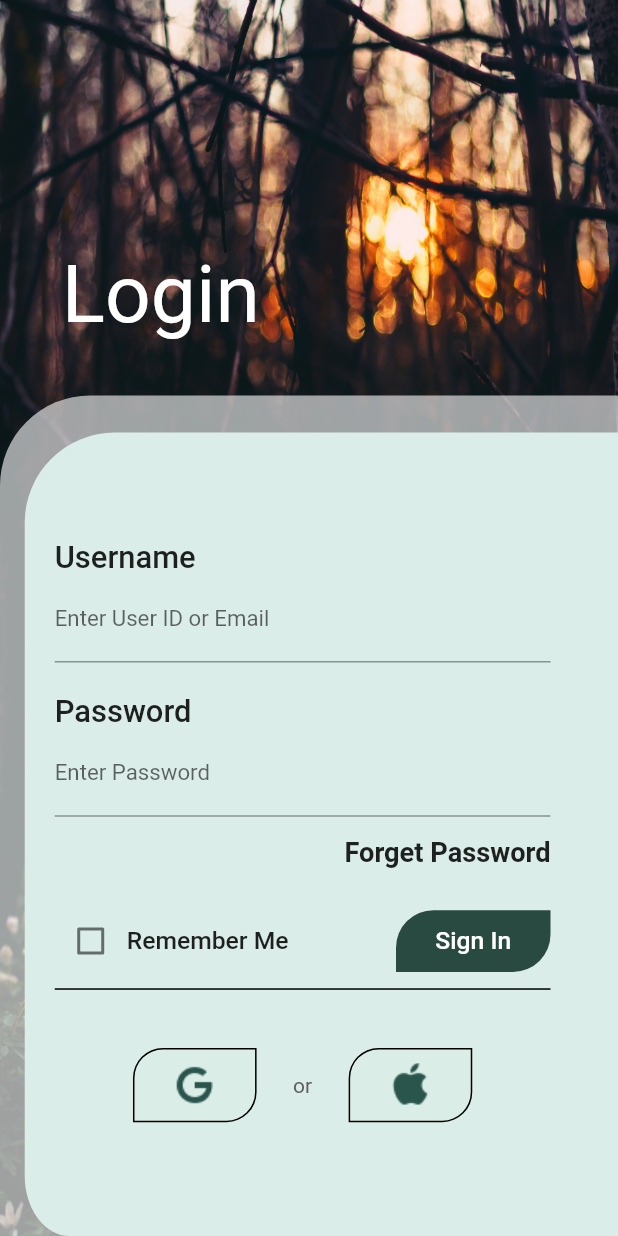
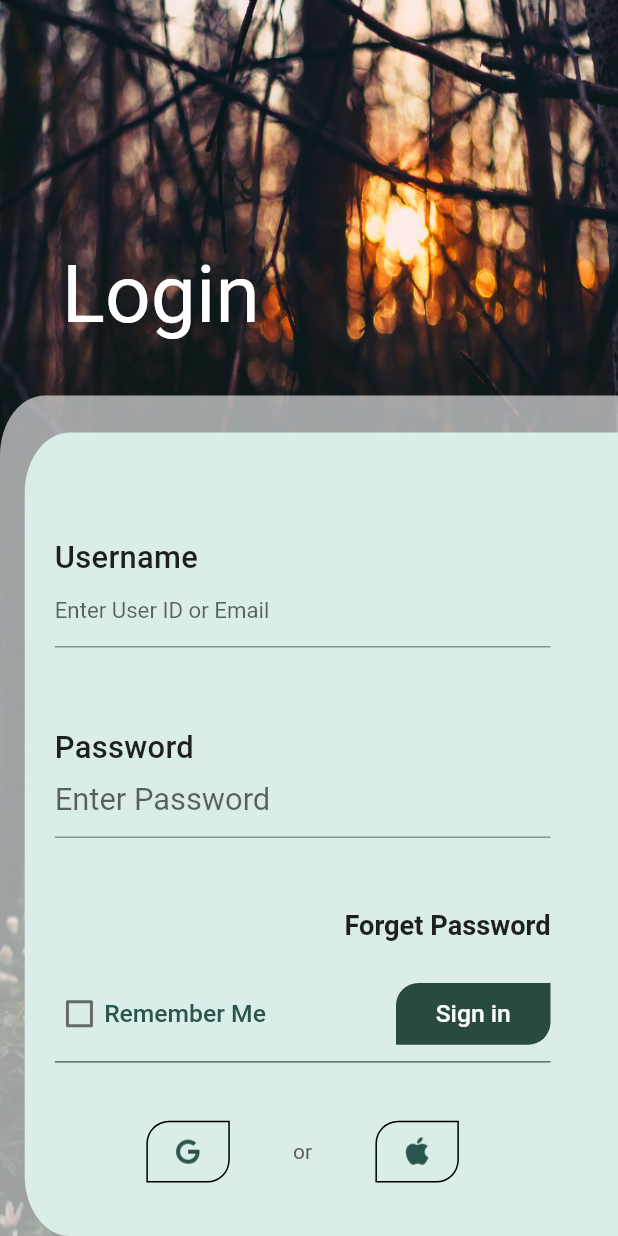
Before and after one commit to aryansynkrama/on_boarding_screen, a Flutter app: the screen it shows after launch, on a phone screen of 412 x 824 dp. Run offline on Flutter 3.47's test engine with Material 2 defaults, Android fonts, the phone set to English and light mode, and no system bars.

Commit message:
Improve UI

```diff
--- a/lib/contants/string_constant.dart
+++ b/lib/contants/string_constant.dart
@@ -19,5 +19,5 @@ class StringConstant{
   static const String appleUrl = "www.apple.com";
   static const String pleaseEnterCorrectEmail = "Please Enter Correct Email";
   static const String passwordShouldContain = "Password should contain Capital, Small letters & Numbers & Special Letter";
-
+  static const String couldNotLaunch = "Could Not Launch";
 }
--- a/lib/ui/on_boarding/login_screen/login_screen.dart
+++ b/lib/ui/on_boarding/login_screen/login_screen.dart
@@ -1,5 +1,7 @@
 import 'package:flutter/material.dart';
 import 'package:flutter/services.dart';
+import 'package:on_boarding_screen/contants/string_constant.dart';
+import 'package:on_boarding_screen/ui/on_boarding/registration_screen/registration_screen.dart';
 import 'package:url_launcher/url_launcher.dart';
 
 class LoginScreen extends StatefulWidget {
@@ -22,10 +24,11 @@ class _LoginScreenState extends State<LoginScreen> {
     var screenHeight = MediaQuery.of(context).size.height;
     var screenWidth = MediaQuery.of(context).size.width;
     return Scaffold(
+      resizeToAvoidBottomInset: false,
       body: Stack(
         children: [
           Image.asset(
-            'assets/images/image.jpg',
+            StringConstant.backgroundImageAsset,
             fit: BoxFit.fill,
             height: screenHeight,
             width: screenWidth,
@@ -35,7 +38,7 @@ class _LoginScreenState extends State<LoginScreen> {
             top: screenHeight * 0.2,
             left: screenWidth * 0.1,
             child: Text(
-              "Login",
+              StringConstant.loginButton,
               style: TextStyle(
                 color: Colors.white,
                 fontSize: screenHeight * 0.065,
@@ -51,7 +54,7 @@ class _LoginScreenState extends State<LoginScreen> {
               decoration: BoxDecoration(
                 color: Colors.white.withOpacity(0.6),
                 borderRadius: BorderRadius.only(
-                  topLeft: Radius.circular(60),
+                  topLeft: Radius.elliptical(30, 40),
                   // bottomLeft: Radius.circular(60),
                 ),
               ),
@@ -65,82 +68,85 @@ class _LoginScreenState extends State<LoginScreen> {
               decoration: BoxDecoration(
                 color: Color(0xffdbede9),
                 borderRadius: BorderRadius.only(
-                  topLeft: Radius.circular(60),
+                  topLeft: Radius.elliptical(30, 40),
                   bottomLeft: Radius.elliptical(30, 40),
                 ),
               ),
               child: Padding(
-                padding: const EdgeInsets.only(left: 20, right: 45,top: 30),
+                padding: const EdgeInsets.only(left: 20, right: 45, top: 30),
                 child: Form(
                   key: _formKey,
+                  child: SingleChildScrollView(
+                    physics: NeverScrollableScrollPhysics(),
                     child: Column(
                       // mainAxisAlignment: MainAxisAlignment.st,
                       crossAxisAlignment: CrossAxisAlignment.start,
                       children: [
                         SizedBox(height: screenHeight * 0.05),
                         Text(
-                        'Username',
+                          StringConstant.username,
                           style: TextStyle(
                             fontSize: screenHeight * 0.025,
                             fontWeight: FontWeight.w500,
+                            letterSpacing: 0.2,
                           ),
                         ),
-                      TextFormField(
-                        decoration: InputDecoration(
-                          border: UnderlineInputBorder(),
-                          labelText: 'Enter User ID or Email',
-                          labelStyle: TextStyle(
-                            fontSize:screenHeight * 0.018,
-                          )
-                        ),
+                        SizedBox(
+                          height: screenHeight * 0.1,
+                          child: MyTextFormField(
+                            screenHeight: screenHeight,
+                            fontSize: screenHeight * 0.018,
+                            labelText: StringConstant.userLabelText,
                             validator: (value) {
                               if (value!.isEmpty) {
-                            return "Please Enter The Email";
+                                return StringConstant.pleaseEnterTheEmail;
                               } else {
                                 bool result = validateEmail(value);
                                 if (result) {
                                   return null;
                                 } else {
-                              return "Please Enter Correct Email";
+                                  return StringConstant.pleaseEnterCorrectEmail;
                                 }
                               }
                             },
                           ),
+                        ),
                         SizedBox(height: screenHeight * 0.025),
                         Text(
-                        'Password',
+                          StringConstant.password,
                           style: TextStyle(
+                            letterSpacing: 0.2,
                             fontSize: screenHeight * 0.025,
                             fontWeight: FontWeight.w500,
                           ),
                         ),
-                      TextFormField(
-                        decoration: InputDecoration(
-                          border: UnderlineInputBorder(),
-                          labelText: 'Enter Password',
-                          labelStyle: TextStyle(
-                            fontSize:screenHeight * 0.018,
-                          )
-                        ),
+                        SizedBox(
+                          height: screenHeight * 0.1,
+                          child: MyTextFormField(
+
+                            screenHeight: screenHeight,
+                            labelText: StringConstant.passwordLabelText,
+                            fontSize: screenHeight * 0.025,
                             validator: (value) {
                               if (value!.isEmpty) {
-                            return "Please Enter The Password";
+                                return StringConstant.pleaseEnterThePassword;
                               } else {
                                 bool result = validatePassword(value);
                                 if (result) {
                                   return null;
                                 } else {
-                              return "Password should contain Capital, Small letters & Numbers & Special Letter";
+                                  return StringConstant.passwordShouldContain;
                                 }
                               }
                             },
+                          ),
                         ),
                         SizedBox(height: screenHeight * 0.016),
 
                         Align(
                           alignment: Alignment.centerRight,
                           child: Text(
-                          "Forget Password",
+                            StringConstant.forgetPassword,
                             style: TextStyle(
                               fontSize: screenHeight * 0.022,
                               fontWeight: FontWeight.bold,
@@ -155,9 +161,9 @@ class _LoginScreenState extends State<LoginScreen> {
                             GestureDetector(
                               onTap: () {
                                 if (_formKey.currentState!.validate()) {
-                                ScaffoldMessenger.of(context).showSnackBar(
-                                  const SnackBar(
-                                    content: Text('Processing Data'),
+                                Navigator.of(context).push(
+                                  MaterialPageRoute(
+                                    builder: (context) => RegistrationScreen(),
                                   ),
                                 );
                                 }
@@ -168,13 +174,13 @@ class _LoginScreenState extends State<LoginScreen> {
                                 decoration: BoxDecoration(
                                   color: Color(0xff294a41),
                                   borderRadius: BorderRadius.only(
-                                  topLeft: Radius.elliptical(25, 25),
-                                  bottomRight: Radius.elliptical(25, 25),
+                                    topLeft: Radius.elliptical(15, 15),
+                                    bottomRight: Radius.elliptical(15, 15),
                                   ),
                                 ),
                                 child: Center(
                                   child: Text(
-                                  "Sign In",
+                                    StringConstant.signIn,
                                     style: TextStyle(
                                       fontSize: screenHeight * 0.02,
                                       fontWeight: FontWeight.w500,
@@ -189,7 +195,7 @@ class _LoginScreenState extends State<LoginScreen> {
                         // SizedBox(height: screenHeight * 0.02),
                         Divider(
                           thickness: 1,
-                        color: Colors.black,
+                          color: Colors.black54,
                         ),
                         SizedBox(height: screenHeight * 0.038),
                         Container(
@@ -198,27 +204,28 @@ class _LoginScreenState extends State<LoginScreen> {
                             mainAxisAlignment: MainAxisAlignment.spaceAround,
                             children: [
                               GestureDetector(
-                              child: buildContainer('assets/images/google.png'),
+                                child: buildContainer(
+                                    StringConstant.googleImagePath),
                                 onTap: () {
-                                _launchUrl("www.google.com");
+                                  _launchUrl(StringConstant.googleUrl);
                                 },
                               ),
                               Text(
-                              "or",
+                                StringConstant.or,
                                 style: TextStyle(color: Colors.grey.shade700),
                               ),
                               GestureDetector(
-                              child: buildContainer('assets/images/apple.png'),
+                                child: buildContainer(
+                                    StringConstant.appleImagePath),
                                 onTap: () {
-                                _launchUrl("www.apple.com");
+                                  _launchUrl(StringConstant.appleUrl);
                                 },
                               ),
                             ],
                           ),
-
                         ),
-
                       ],
+                    ),
                   ),
                 ),
               ),
@@ -231,21 +238,22 @@ class _LoginScreenState extends State<LoginScreen> {
 
   Widget buildContainer(String imagePath) {
     return Container(
-      height: MediaQuery.of(context).size.height * 0.06,
-      width: MediaQuery.of(context).size.width * 0.2,
+      height: MediaQuery.of(context).size.height * 0.05,
+      width: MediaQuery.of(context).size.width * 0.135,
       decoration: BoxDecoration(
         border: Border.all(
           color: Colors.black,
         ),
         color: Color(0xffdbede7),
         borderRadius: BorderRadius.only(
-          topLeft: Radius.elliptical(20, 20),
-          bottomRight: Radius.elliptical(20, 20),
+          topLeft: Radius.elliptical(15, 15),
+          bottomRight: Radius.elliptical(15, 15),
         ),
       ),
       child: Image.asset(
         imagePath,
         color: Color(0xff2a554d),
+        scale: 1.5,
       ),
     );
   }
@@ -253,7 +261,10 @@ class _LoginScreenState extends State<LoginScreen> {
   Widget buildRow() {
     return Row(
       children: [
-        Checkbox(
+        SizedBox(
+          width: MediaQuery.of(context).size.height * 0.04 ,
+          child: Checkbox(
+
             value: isChecked,
             onChanged: (bool? value) {
               setState(() {
@@ -261,11 +272,13 @@ class _LoginScreenState extends State<LoginScreen> {
               });
             },
           ),
+        ),
         Text(
-          'Remember Me',
+          StringConstant.rememberMe,
           style: TextStyle(
             fontSize: MediaQuery.of(context).size.height * 0.020,
             fontWeight: FontWeight.w500,
+            color: Color(0xff2a554d),
           ),
         )
       ],
@@ -296,7 +309,50 @@ class _LoginScreenState extends State<LoginScreen> {
       uri,
       mode: LaunchMode.externalApplication,
     )) {
-      throw Exception('Could not launch $uri');
+      throw Exception("${StringConstant.couldNotLaunch} $uri");
     }
   }
 }
+
+class MyTextFormField extends StatelessWidget {
+  const MyTextFormField({
+    super.key,
+    required this.screenHeight,
+    this.labelText,
+    this.fontSize,
+    this.validator,
+  });
+
+  final double screenHeight;
+  final String? labelText;
+  final double? fontSize;
+  final String? Function(String?)? validator;
+
+  @override
+  Widget build(BuildContext context) {
+    return TextFormField(
+      decoration: InputDecoration(
+        contentPadding: EdgeInsets.symmetric(vertical: 1),
+          errorStyle: TextStyle(height: 1),
+          border: UnderlineInputBorder(),
+          labelText: labelText,
+          labelStyle: TextStyle(
+            fontSize: fontSize,
+          )),
+      validator: validator,
+
+      // validator: (value) {
+      //   if (value!.isEmpty) {
+      //     return StringConstant.pleaseEnterTheEmail;
+      //   } else {
+      //     bool result = validateEmail(value);
+      //     if (result) {
+      //       return null;
+      //     } else {
+      //       return StringConstant.pleaseEnterCorrectEmail;
+      //     }
+      //   }
+      // },
+    );
+  }
+}
```
Lines whose indentation alone changed are shown as unchanged.
